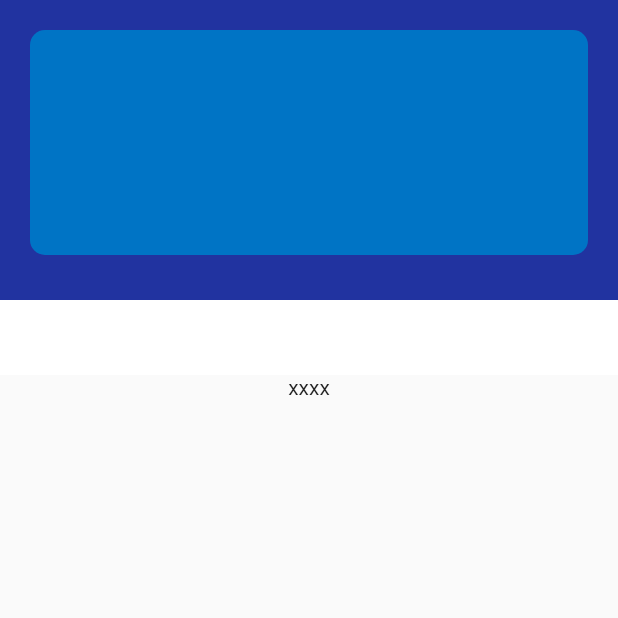
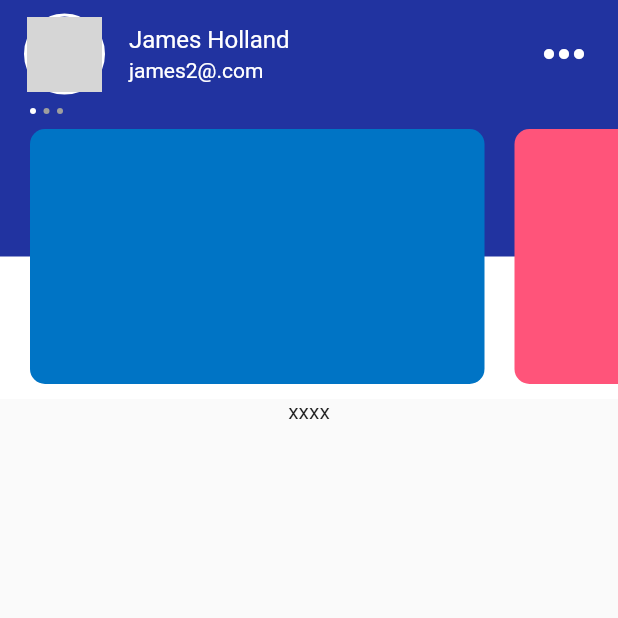
Before and after one commit to dulinxi/party_house, a Flutter app: the screen it shows after launch, on a phone screen of 412 x 824 dp, the top half of it. Run offline on Flutter 3.47's test engine with Material 2 defaults, Android fonts, the phone set to English and light mode, and no system bars; network calls fail; grey boxes are pictures that could not be loaded.

Commit message:
layout a part of home page's header

```diff
--- a/lib/src/routes/home.dart
+++ b/lib/src/routes/home.dart
@@ -10,6 +10,7 @@ class _HomePageState extends State<HomePage> {
   @override
   Widget build(BuildContext context) {
     final _stateBarHeight = MediaQuery.of(context).padding.top;
+    final _screenWidth = MediaQuery.of(context).size.width;
     // TODO: implement build
     return Scaffold(
       body: Column(
@@ -22,31 +23,120 @@ class _HomePageState extends State<HomePage> {
                   SizedBox(
                     height: _stateBarHeight,
                   ),
+                  ListTile(
+                    leading: Container(
+                      decoration: BoxDecoration(
+                        border: Border.all(color: Colors.white, width: 2.0),
+                        borderRadius: BorderRadius.circular(50.0),
+                      ),
+                      child: ClipOval(
+                        child: Image.network(
+                          'http://b-ssl.duitang.com/uploads/item/201811/20/20181120204138_irzdb.jpg',
+                          width: 50,
+                          height: 50,
+                        ),
+                      ),
+                    ),
+                    title: Text(
+                      'James Holland',
+                      style: TextStyle(color: Colors.white),
+                    ),
+                    subtitle: Text(
+                      'james2@.com',
+                      style: TextStyle(color: Colors.white),
+                    ),
+                    trailing: Icon(
+                      Icons.more_horiz,
+                      color: Colors.white,
+                      size: 40.0,
+                    ),
+                  ),
+                  Padding(
+                    padding: EdgeInsets.fromLTRB(20.0, 0, 20.0, 0),
+                    child: Row(
+                      children: <Widget>[
+                        Container(
+                          width: 4.0,
+                          height: 4.0,
+                          margin: EdgeInsets.only(right: 5.0),
+                          decoration: BoxDecoration(
+                              color: Colors.white,
+                              borderRadius: BorderRadius.circular(3.0),),
+                        ),
+                        Container(
+                          width: 4.0,
+                          height: 4.0,
+                          margin: EdgeInsets.only(right: 5.0),
+                          decoration: BoxDecoration(
+                              color: Colors.grey,
+                              borderRadius: BorderRadius.circular(3.0),),
+                        ),
+                        Container(
+                          width: 4.0,
+                          height: 4.0,
+                          margin: EdgeInsets.only(right: 5.0),
+                          decoration: BoxDecoration(
+                              color: Colors.grey,
+                              borderRadius: BorderRadius.circular(3.0),),
+                        ),
+                      ],
+                    ),
+                  ),
                   Container(
-                    height: 250,
+                    height: 190,
                     child: Stack(
                       fit: StackFit.expand,
                       children: <Widget>[
                         Positioned(
                           left: 0,
                           right: 0,
-                          bottom: ,
+                          bottom: 0,
                           child: Container(
-                            decoration: BoxDecoration(
-                            color: Color.fromRGBO(0, 116, 197, 1),
-                              borderRadius: BorderRadius.circular(10.0),
-                            ),
-                            margin: EdgeInsets.all(20.0),
-                            height: 150,
+                            height: 95,
+                            color: Colors.white,
                           ),
                         ),
                         Positioned(
+                          top: 10.0,
                           left: 0,
                           right: 0,
-                          bottom: 0,
                           child: Container(
-                            height: 50,
-                            color: Colors.white,
+                            height: 170,
+                            child: SingleChildScrollView(
+                                scrollDirection: Axis.horizontal,
+                                child: Padding(
+                                  padding:
+                                      EdgeInsets.only(left: 20.0, right: 20.0),
+                                  child: Row(
+                                    children: <Widget>[
+                                      AspectRatio(
+                                        child: Container(
+                                          decoration: BoxDecoration(
+                                            color:
+                                                Color.fromRGBO(0, 116, 197, 1),
+                                            borderRadius:
+                                                BorderRadius.circular(10.0),
+                                          ),
+                                          margin: EdgeInsets.only(right: 20.0),
+                                          height: 170,
+                                        ),
+                                        aspectRatio: 1.9,
+                                      ),
+                                      AspectRatio(
+                                        child: Container(
+                                          decoration: BoxDecoration(
+                                            color:
+                                                Color.fromRGBO(255, 84, 122, 1),
+                                            borderRadius:
+                                                BorderRadius.circular(10.0),
+                                          ),
+                                          height: 170,
+                                        ),
+                                        aspectRatio: 1.9,
+                                      ),
+                                    ],
+                                  ),
+                                )),
                           ),
                         ),
                       ],
```
